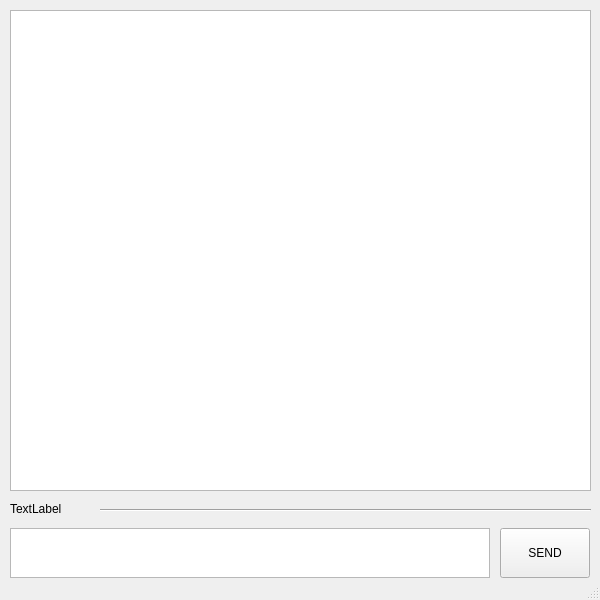
First picture: the form in Chat2/gui.ui, repository LeaBranch/PyQt5, before the edit.
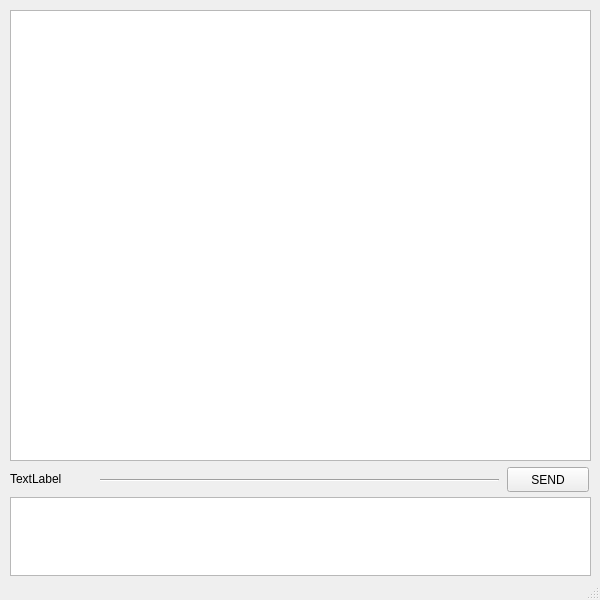
Second picture: the form after the edit.

Diff of the .ui file:
```diff
--- a/Chat2/gui.ui
+++ b/Chat2/gui.ui
@@ -18,7 +18,7 @@
     <property name="geometry">
      <rect>
       <x>10</x>
-      <y>500</y>
+      <y>470</y>
       <width>67</width>
       <height>17</height>
      </rect>
@@ -33,7 +33,7 @@
       <x>10</x>
       <y>10</y>
       <width>581</width>
-      <height>481</height>
+      <height>451</height>
      </rect>
     </property>
     <property name="readOnly">
@@ -44,19 +44,19 @@
     <property name="geometry">
      <rect>
       <x>10</x>
-      <y>528</y>
-      <width>480</width>
-      <height>50</height>
+      <y>497</y>
+      <width>581</width>
+      <height>79</height>
      </rect>
     </property>
    </widget>
    <widget class="QPushButton" name="sendButton">
     <property name="geometry">
      <rect>
-      <x>500</x>
-      <y>528</y>
-      <width>90</width>
-      <height>50</height>
+      <x>507</x>
+      <y>467</y>
+      <width>82</width>
+      <height>25</height>
      </rect>
     </property>
     <property name="text">
@@ -67,8 +67,8 @@
     <property name="geometry">
      <rect>
       <x>100</x>
-      <y>500</y>
-      <width>491</width>
+      <y>470</y>
+      <width>399</width>
       <height>20</height>
      </rect>
     </property>
```
